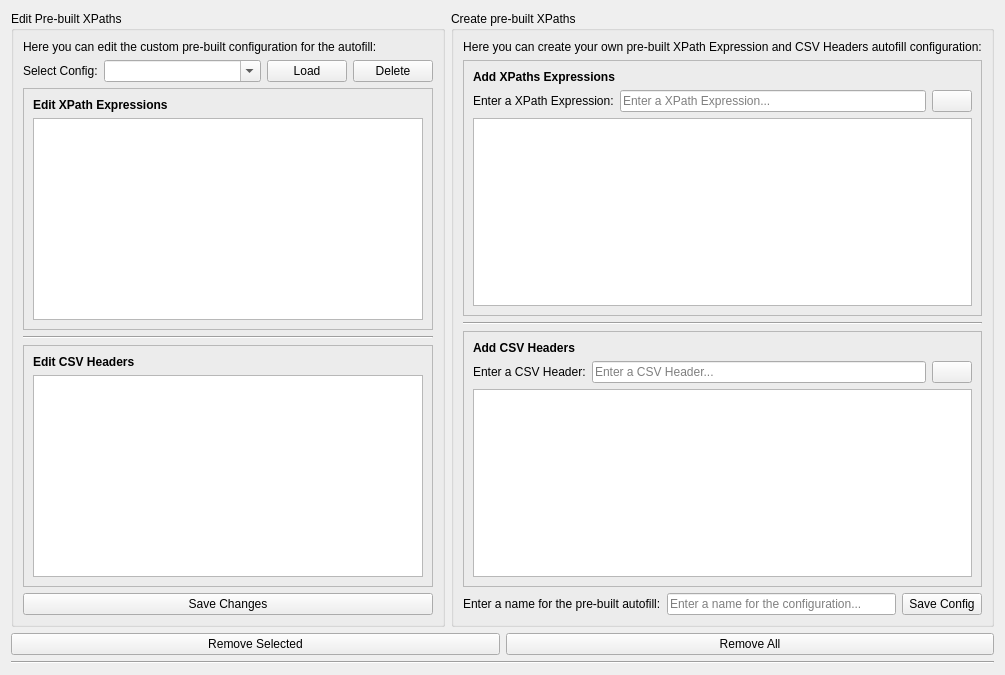
Qt form src/gui/widgets/PreBuiltXPathsManager.ui (zaricj/XMLuvation) before a commit.
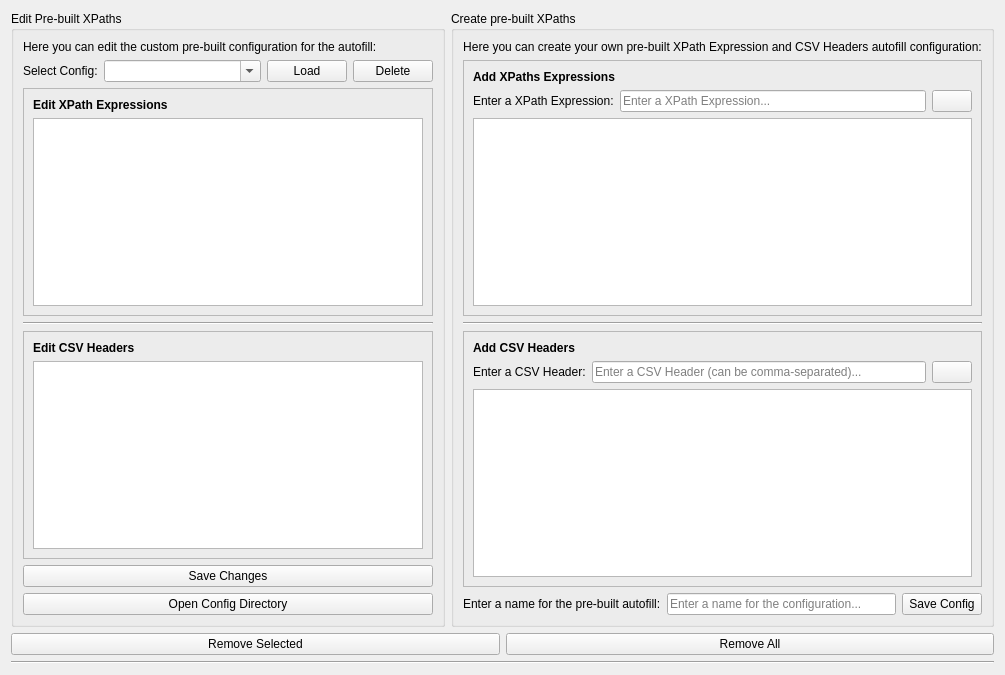
The same form after that commit. Icons and pictures are not drawn.

Commit message: Adjusted custom widgets and added button to open config directory in file manager

```diff
--- a/src/gui/widgets/PreBuiltXPathsManager.ui
+++ b/src/gui/widgets/PreBuiltXPathsManager.ui
@@ -161,6 +161,13 @@
             </property>
            </widget>
           </item>
+          <item>
+           <widget class="QPushButton" name="button_open_config_directory">
+            <property name="text">
+             <string>Open Config Directory</string>
+            </property>
+           </widget>
+          </item>
          </layout>
         </widget>
        </item>
@@ -292,7 +299,7 @@
                <item>
                 <widget class="QLineEdit" name="line_edit_csv_header">
                  <property name="placeholderText">
-                  <string>Enter a CSV Header...</string>
+                  <string>Enter a CSV Header (can be comma-separated)...</string>
                  </property>
                 </widget>
                </item>
```
Left out of the diff: 5 changed lines with no effect on the pictures. The commit also changes 3 other files.
